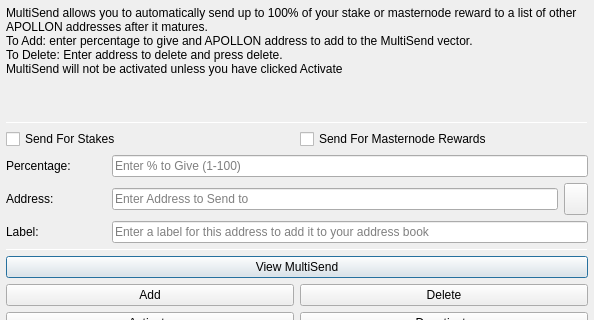
MotoAcidic/bdcash-protocol, file src/qt/forms/multisenddialog.ui: the form before one commit; both pictures show x 0 to 594 and y 0 to 320 of the 594 by 526 pixel window.
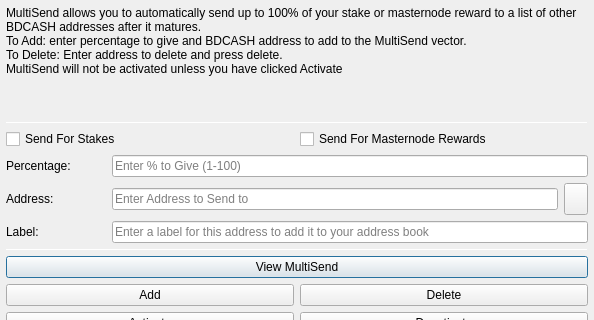
The form after the commit. Icons and pictures are not drawn.

Patch:
```diff
--- a/src/qt/forms/multisenddialog.ui
+++ b/src/qt/forms/multisenddialog.ui
@@ -28,8 +28,8 @@
         <number>1</number>
        </property>
        <property name="text">
-        <string>MultiSend allows you to automatically send up to 100% of your stake or masternode reward to a list of other APOLLON addresses after it matures.
-To Add: enter percentage to give and APOLLON address to add to the MultiSend vector.
+        <string>MultiSend allows you to automatically send up to 100% of your stake or masternode reward to a list of other BDCASH addresses after it matures.
+To Add: enter percentage to give and BDCASH address to add to the MultiSend vector.
 To Delete: Enter address to delete and press delete.
 MultiSend will not be activated unless you have clicked Activate</string>
        </property>
```
Left out of the diff: 4 changed lines with no effect on the pictures.
